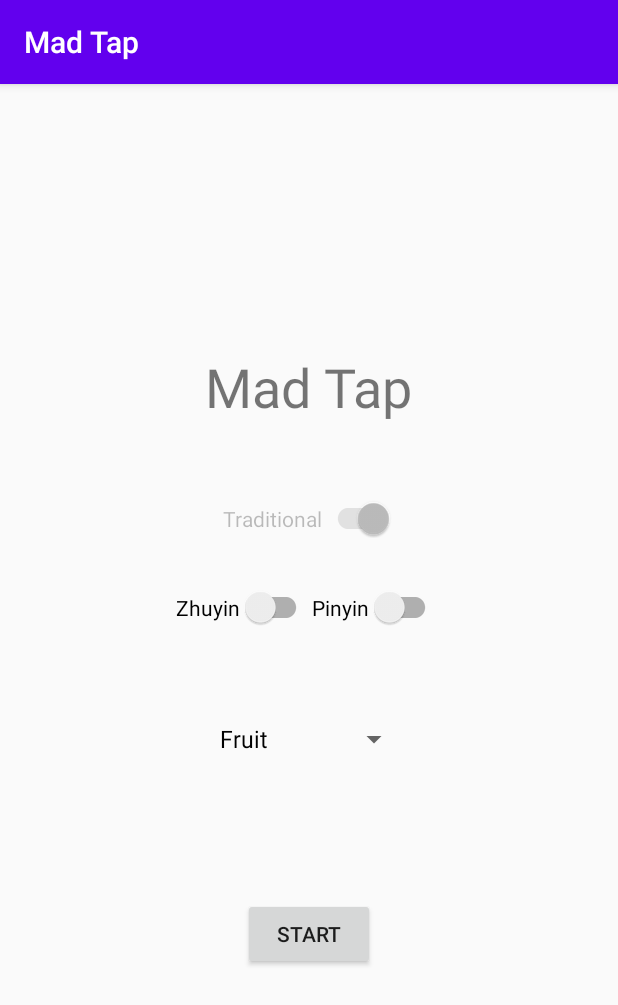
After one commit to ariannaordona/Mad_Tap, an Android app: the MainMenu screen opened directly, with no data from a screen before it, on a phone screen of 412 x 824 dp. The commit adds this screen. Shown: the top 1005 px of the screen. Run offline under Robolectric (Android 15) with nearby library versions, the phone set to English and light mode, and no system bars.

Commit message:
Implemented Main Menu Activity and start button opens game activity

```diff
--- a/app/src/main/AndroidManifest.xml
+++ b/app/src/main/AndroidManifest.xml
@@ -9,7 +9,11 @@
         android:roundIcon="@mipmap/ic_launcher_round"
         android:supportsRtl="true"
         android:theme="@style/AppTheme">
-        <activity android:name=".MainActivity">
+        <activity android:name=".MainMenu"
+            android:exported="true">
+        </activity>
+        <activity android:name=".MainActivity"
+            android:exported="true">
             <intent-filter>
                 <action android:name="android.intent.action.MAIN" />
 
--- a/app/src/main/java/com/example/madtap/MainActivity.kt
+++ b/app/src/main/java/com/example/madtap/MainActivity.kt
@@ -68,7 +68,7 @@ class MainActivity : AppCompatActivity() {
     @SuppressLint("SetTextI18n")
     private fun initGame() {
         //Initialize all views
-        //Populate answer array with random words then set images based on array list
+        //Populate answer array with random words then set images based on array
         currentScore = 0
         answerObject = vocabWord[r.nextInt(vocabWord.size)]
         answer = answerObject.name
@@ -189,9 +189,7 @@ class MainActivity : AppCompatActivity() {
         b_clear.setOnClickListener {
             tv_answer.text = ""
         }
-        //textWatcher checks et_answer whenever the text is changed
-        // if the length of user input is the same length as the answer it will check if the user input is correct
-        // when answer is correct will call function correctAnswer and incorrectAnswer if incorrect
+        //When user answer length is equal to answer length call correctAnswer or incorrectAnswer accordingly
         val textWatcher = object : TextWatcher {
             override fun beforeTextChanged(p0: CharSequence?, p1: Int, p2: Int, p3: Int) {}
             override fun onTextChanged(p0: CharSequence?, p1: Int, p2: Int, p3: Int) {}
--- /dev/null
+++ b/app/src/main/java/com/example/madtap/MainMenu.kt
@@ -0,0 +1,38 @@
+package com.example.madtap
+
+import android.content.Intent
+import android.os.Bundle
+import android.util.Log
+import android.widget.ArrayAdapter
+import android.widget.Spinner
+import androidx.appcompat.app.AppCompatActivity
+import kotlinx.android.synthetic.main.activity_main_menu.*
+
+class MainMenu : AppCompatActivity() {
+
+    private val TAG = "MainMenu"
+
+    override fun onCreate(savedInstanceState: Bundle?) {
+        super.onCreate(savedInstanceState)
+        setContentView(R.layout.activity_main_menu)
+
+        val categories = resources.getStringArray(R.array.category_array)
+        val spinner = findViewById<Spinner>(R.id.spinner_category)
+        val adapter = ArrayAdapter(this, android.R.layout.simple_spinner_dropdown_item, categories)
+        spinner.adapter = adapter
+
+
+
+        b_start.setOnClickListener{
+            Log.d(TAG, "Start Game Button Clicked")
+            val intent = Intent(this, MainActivity::class.java)
+            val extras = Bundle()
+            extras.putBoolean("TRADITIONAL", s_traditional.isChecked)
+            extras.putBoolean("ZHUYIN", s_zhuyin.isChecked)
+            extras.putBoolean("PINYIN", s_pinyin.isChecked)
+            extras.putString("CATEGORY", spinner_category.selectedItem.toString())
+            intent.putExtras(extras)
+            startActivity(intent)
+        }
+    }
+}
--- /dev/null
+++ b/app/src/main/res/layout/activity_main_menu.xml
@@ -0,0 +1,66 @@
+<?xml version="1.0" encoding="utf-8"?>
+<LinearLayout
+    xmlns:android="http://schemas.android.com/apk/res/android"
+    android:layout_width="match_parent"
+    android:layout_height="match_parent"
+    android:orientation="vertical"
+    android:gravity="center_vertical">
+
+    <TextView
+        android:id="@+id/tv_title"
+        android:layout_width="wrap_content"
+        android:layout_height="wrap_content"
+        android:text="@string/mad_tap"
+        android:textSize="36sp"
+        android:paddingBottom="50dp"
+        android:layout_gravity="center"/>
+
+<!--traditional switch is not enabled since I only have traditional characters stored-->
+    <androidx.appcompat.widget.SwitchCompat
+        android:id="@+id/s_traditional"
+        android:layout_width="wrap_content"
+        android:layout_height="wrap_content"
+        android:layout_marginBottom="32dp"
+        android:checked="true"
+        android:text="@string/traditional"
+        android:layout_gravity="center"
+        android:enabled="false"/>
+
+    <LinearLayout
+        android:layout_width="match_parent"
+        android:layout_height="wrap_content"
+        android:orientation="horizontal"
+        android:gravity="center">
+
+        <androidx.appcompat.widget.SwitchCompat
+            android:id="@+id/s_zhuyin"
+            android:layout_width="wrap_content"
+            android:layout_height="wrap_content"
+            android:text="@string/zhuyin"
+            android:enabled="true"/>
+
+        <androidx.appcompat.widget.SwitchCompat
+            android:id="@+id/s_pinyin"
+            android:layout_width="wrap_content"
+            android:layout_height="wrap_content"
+            android:text="@string/pinyin"
+            android:enabled="true"/>
+
+    </LinearLayout>
+
+    <Spinner
+        android:id="@+id/spinner_category"
+        android:layout_width="wrap_content"
+        android:layout_height="wrap_content"
+        android:paddingVertical="50dp"
+        android:layout_gravity="center" />
+
+    <Button
+        android:id="@+id/b_start"
+        android:layout_width="wrap_content"
+        android:layout_height="wrap_content"
+        android:layout_marginTop="32dp"
+        android:text="@string/start"
+        android:layout_gravity="center"/>
+
+</LinearLayout>
--- a/app/src/main/res/values/strings.xml
+++ b/app/src/main/res/values/strings.xml
@@ -13,4 +13,14 @@
     <string name="show_answers">Show Answers</string>
     <string name="practice_mode">Practice Mode</string>
     <string name="play_again">Play Again</string>
+    <string-array name="category_array">
+        <item>Fruit</item>
+        <item>Numbers</item>
+        <item>Money</item>
+        <item>Countries</item>
+        <item>Family</item>
+        <item>Locations</item>
+        <item>Colors</item>
+        <item>Food</item>
+    </string-array>
 </resources>
```
Also changed, not shown: app/src/main/res/layout/main_menu.xml (deleted, +0 -86 lines).
